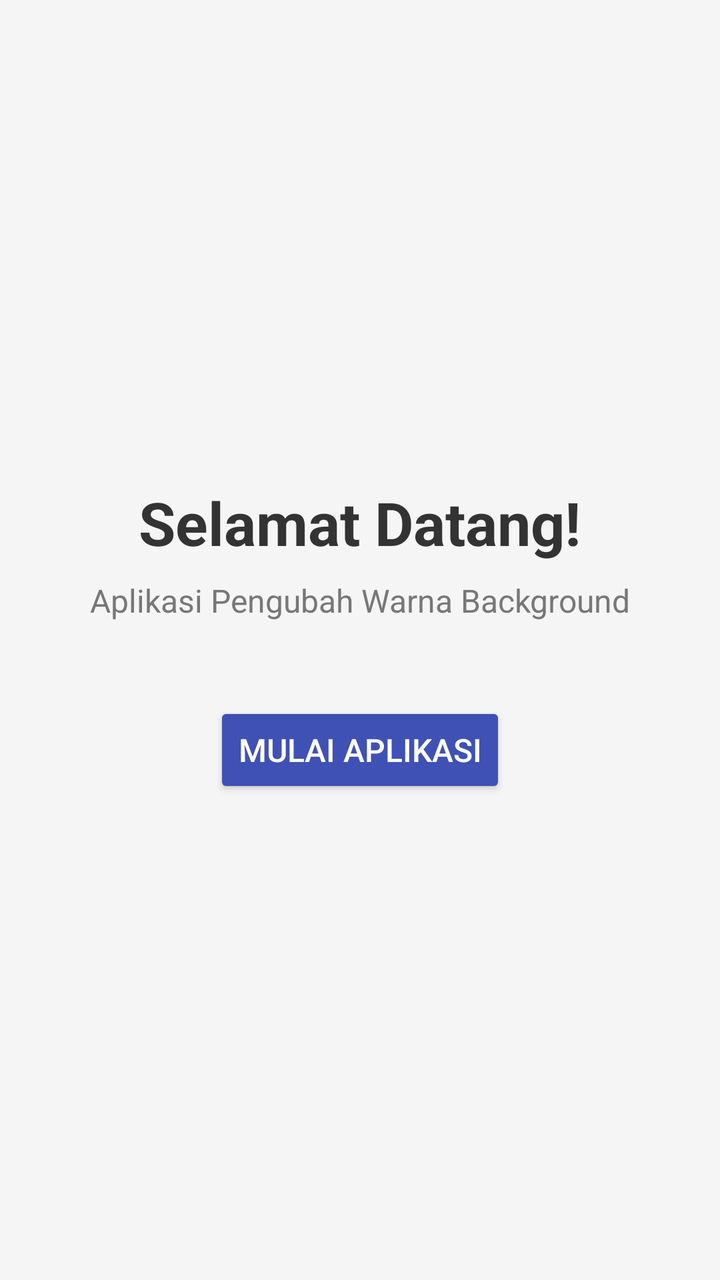
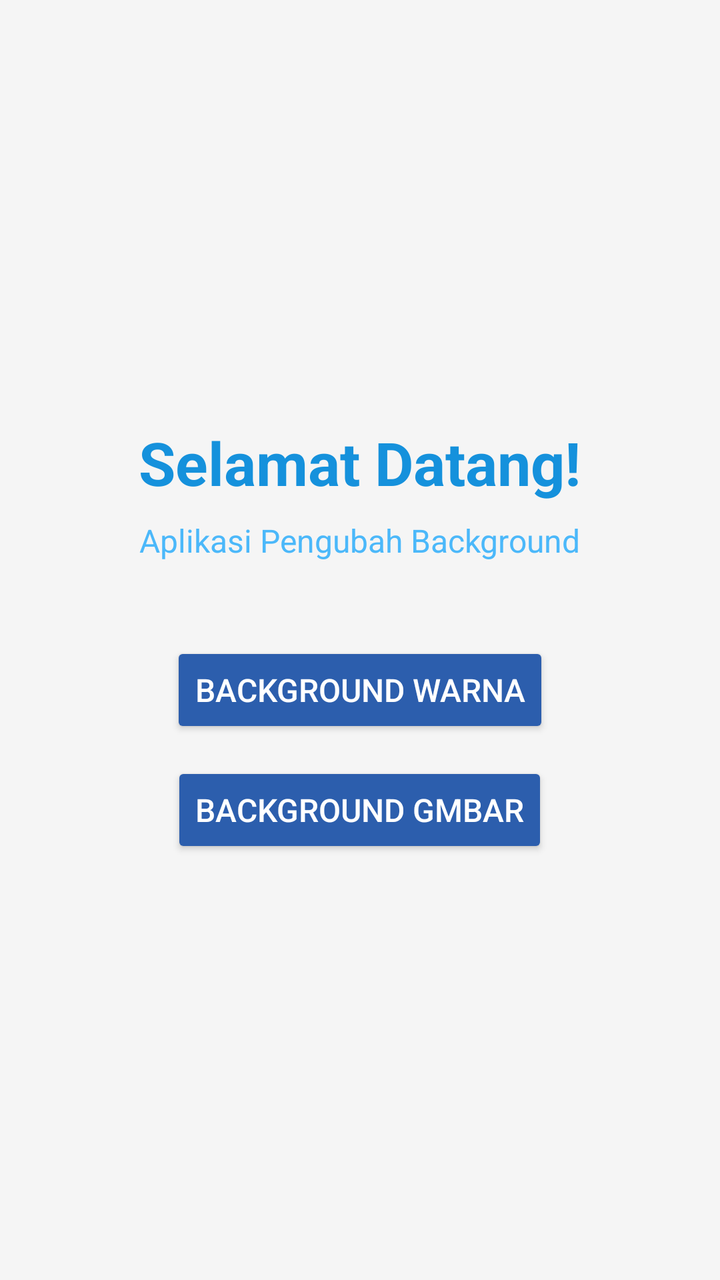

Before-and-after screenshots of an Android layout around one commit, followed by the original layout XML and the change that was made.
<!-- AndroidManifest.xml: application theme Theme.Warnawarni -->
<!-- res/layout/activity_welcome.xml -->
<?xml version="1.0" encoding="utf-8"?>
<LinearLayout xmlns:android="http://schemas.android.com/apk/res/android"
  android:layout_width="match_parent"
  android:layout_height="match_parent"
  android:background="#F5F5F5"
  android:gravity="center"
  android:orientation="vertical"
  android:padding="24dp">

  <TextView
    android:layout_width="wrap_content"
    android:layout_height="wrap_content"
    android:text="Selamat Datang!"
    android:textColor="#333333"
    android:textSize="30sp"
    android:textStyle="bold" />

  <TextView
    android:layout_width="wrap_content"
    android:layout_height="wrap_content"
    android:layout_marginTop="8dp"
    android:text="Aplikasi Pengubah Warna Background"
    android:textColor="#777777"
    android:textSize="16sp" />

  <Button
    android:id="@+id/btnMasuk"
    android:layout_width="wrap_content"
    android:layout_height="wrap_content"
    android:layout_marginTop="40dp"
    android:backgroundTint="#3F51B5"
    android:text="Mulai Aplikasi"
    android:textColor="#FFFFFF"
    android:textSize="16sp" />

</LinearLayout>
<!-- resources referenced by this layout -->
<resources>
  <style name="Theme.Warnawarni" parent="Base.Theme.Warnawarni" />
  <style name="Base.Theme.Warnawarni" parent="Theme.Material3.DayNight.NoActionBar">
      
      
    </style>
</resources>

<!-- the commit's change to res/layout/activity_welcome.xml (unified diff, before → after) -->
@@ -11,7 +11,7 @@
     android:layout_width="wrap_content"
     android:layout_height="wrap_content"
     android:text="Selamat Datang!"
-    android:textColor="#333333"
+    android:textColor="#1591DC"
     android:textSize="30sp"
     android:textStyle="bold" />
 
@@ -19,8 +19,8 @@
     android:layout_width="wrap_content"
     android:layout_height="wrap_content"
     android:layout_marginTop="8dp"
-    android:text="Aplikasi Pengubah Warna Background"
-    android:textColor="#777777"
+    android:text="Aplikasi Pengubah Background"
+    android:textColor="#4BB8FA"
     android:textSize="16sp" />
 
   <Button
@@ -28,8 +28,18 @@
     android:layout_width="wrap_content"
     android:layout_height="wrap_content"
     android:layout_marginTop="40dp"
-    android:backgroundTint="#3F51B5"
-    android:text="Mulai Aplikasi"
+    android:backgroundTint="#2C5EAD"
+    android:text="Background Warna"
+    android:textColor="#FFFFFF"
+    android:textSize="16sp" />
+
+  <Button
+    android:id="@+id/btnPialaDunia"
+    android:layout_width="wrap_content"
+    android:layout_height="wrap_content"
+    android:layout_marginTop="12dp"
+    android:backgroundTint="#2C5EAD"
+    android:text="Background Gmbar"
     android:textColor="#FFFFFF"
     android:textSize="16sp" />
 
<!-- resource entries referenced after the edit -->
@@ -2,8 +2,6 @@
 <resources>
   <style name="Theme.Warnawarni" parent="Base.Theme.Warnawarni" />
   <style name="Base.Theme.Warnawarni" parent="Theme.Material3.DayNight.NoActionBar">
-      
-      
-    </style>
+      <item name="colorPrimary">#212121</item> <item name="android:statusBarColor">@android:color/transparent</item> <item name="android:windowLightStatusBar" tools:targetApi="m">true</item> </style>
 </resources>
 
